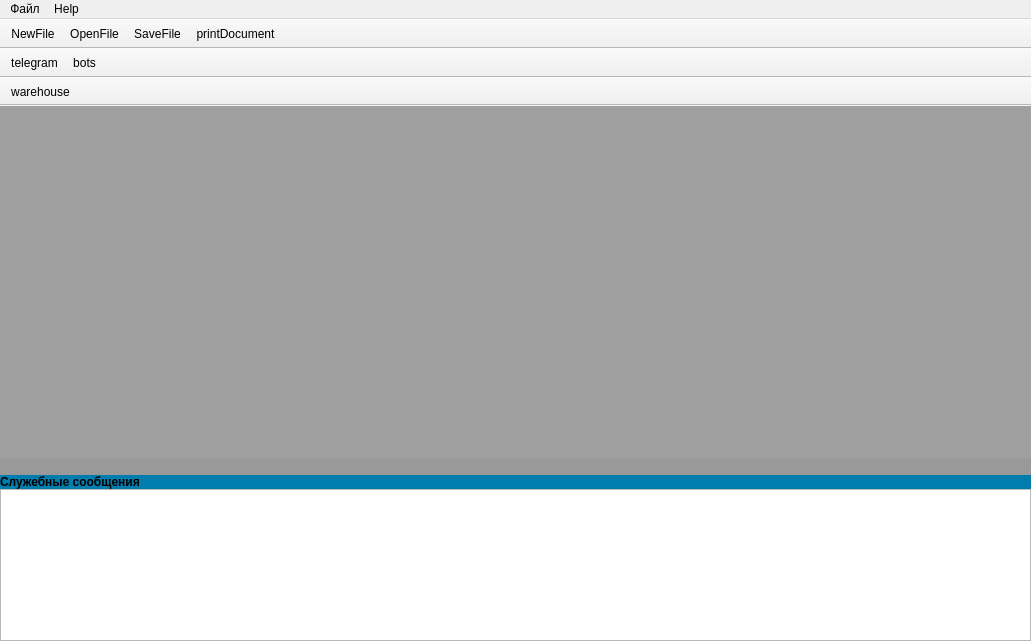
Above: src/kcrm.ui from K3130/KCRM before the change. Below: the same form after it.
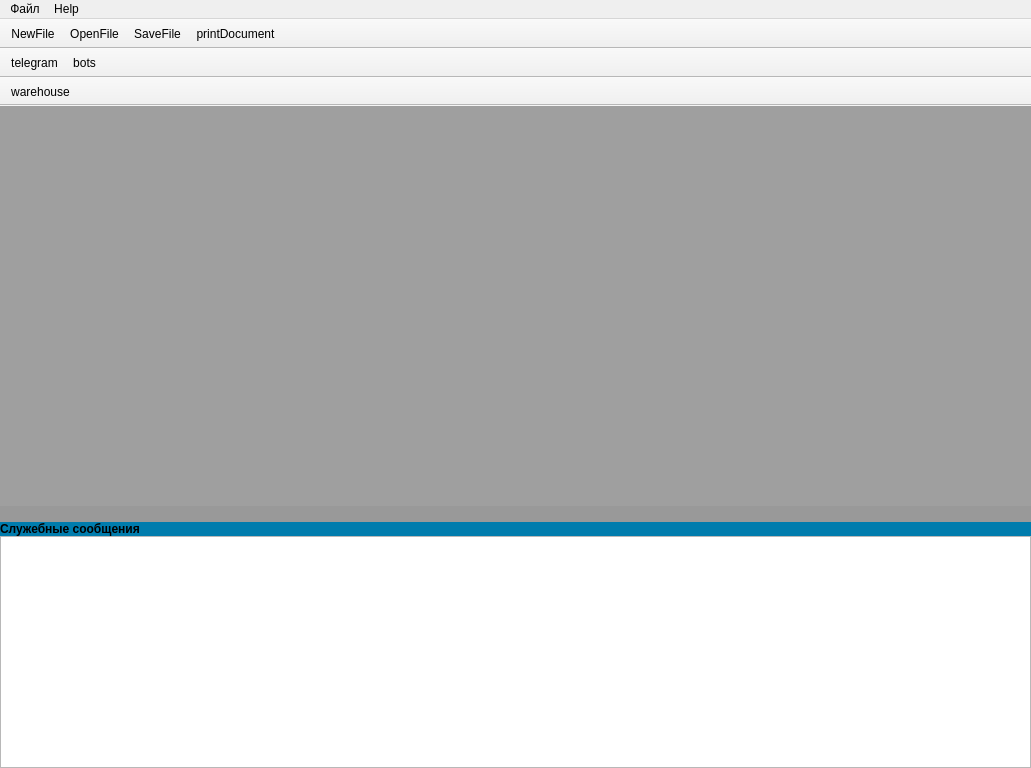
That is the form after the change. Icons and pictures are not drawn. Custom widgets are drawn as their Qt base class.

Commit message: fix open documents and screen size changed

```diff
--- a/src/kcrm.ui
+++ b/src/kcrm.ui
@@ -7,7 +7,7 @@
     <x>0</x>
     <y>0</y>
     <width>1031</width>
-    <height>641</height>
+    <height>768</height>
    </rect>
   </property>
   <property name="windowTitle">
```
The commit also changes 2 other files.
